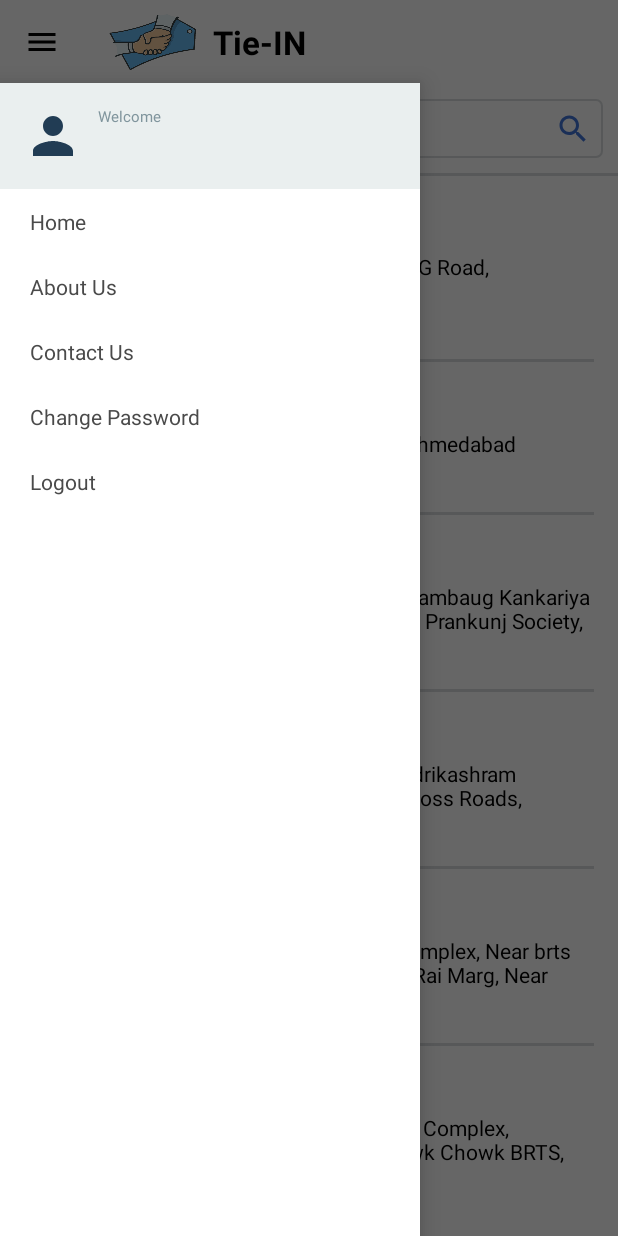
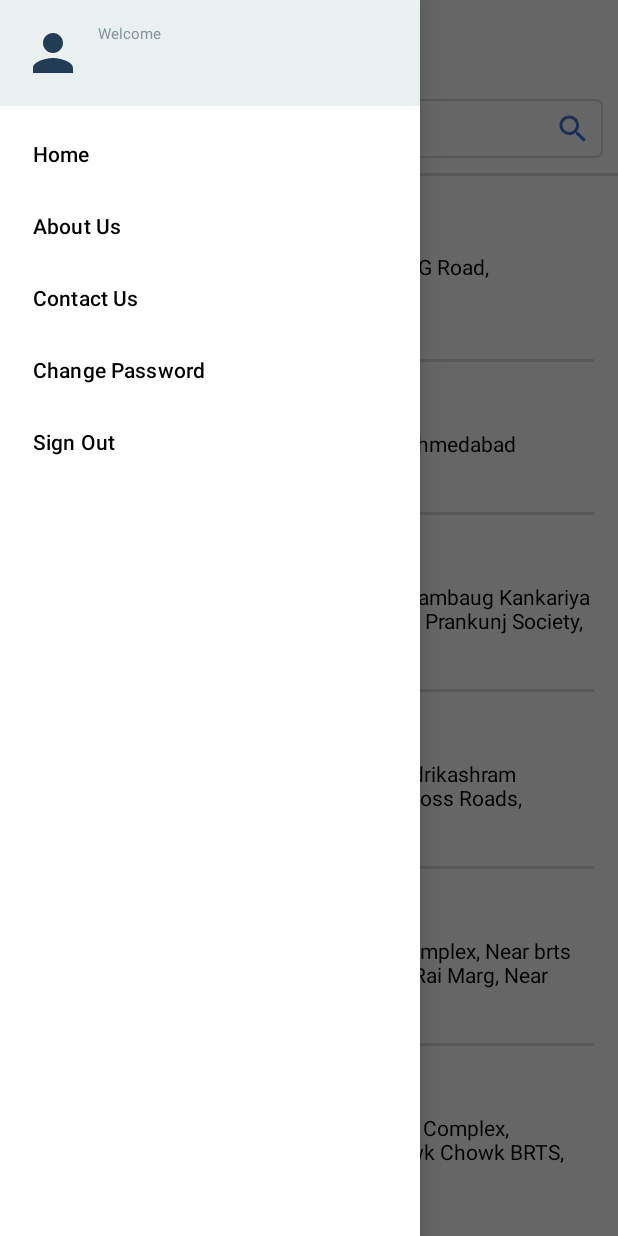
Before and after one commit to honey3199/Tie-IN, an Android app: the HomeActivity screen opened directly, with no data from a screen before it, with the side drawer open, on a phone screen of 412 x 824 dp. Run offline under Robolectric (Android 15) with nearby library versions, the phone set to English and light mode, and no system bars; our stand-ins replace Room's generated code.

Commit message:
ref #1 impl contact Us and nav fix

```diff
--- a/app/build.gradle
+++ b/app/build.gradle
@@ -59,4 +59,9 @@ dependencies {
 
     implementation "androidx.fragment:fragment:$fragment_version"
 
+
+    // Mail Dependency
+    implementation 'com.sun.mail:android-mail:1.6.0'
+    implementation 'com.sun.mail:android-activation:1.6.0'
+
 }
--- a/app/src/main/java/com/example/demo/HomeActivity.java
+++ b/app/src/main/java/com/example/demo/HomeActivity.java
@@ -1,7 +1,9 @@
 package com.example.demo;
 
+import android.content.Intent;
 import android.os.Bundle;
 import android.view.MenuItem;
+import android.view.WindowManager;
 import android.widget.TextView;
 
 import androidx.appcompat.app.ActionBar;
@@ -9,18 +11,17 @@ import androidx.appcompat.app.AppCompatActivity;
 import androidx.appcompat.widget.Toolbar;
 import androidx.core.view.GravityCompat;
 import androidx.drawerlayout.widget.DrawerLayout;
-import androidx.fragment.app.Fragment;
-import androidx.fragment.app.FragmentManager;
 import androidx.fragment.app.FragmentTransaction;
 
-import com.example.demo.navigation.NavigationFragment;
 import com.example.demo.repository.UserRepository;
 import com.example.demo.room.model.User;
 import com.example.demo.storage.LocalStorage;
+import com.example.demo.views.ContactUsFragment;
+import com.example.demo.views.ProfileFragment;
 import com.example.demo.views.SellerListFragment;
 import com.google.android.material.navigation.NavigationView;
 
-public class HomeActivity extends AppCompatActivity implements NavigationFragment.Callbacks {
+public class HomeActivity extends AppCompatActivity {
 
     Toolbar toolbar;
     DrawerLayout drawerLayout;
@@ -34,6 +35,8 @@ public class HomeActivity extends AppCompatActivity implements NavigationFragmen
     protected void onCreate(Bundle savedInstanceState) {
         super.onCreate(savedInstanceState);
         setContentView(R.layout.activity_home);
+        getWindow().setFlags(WindowManager.LayoutParams.FLAG_FULLSCREEN,
+                WindowManager.LayoutParams.FLAG_FULLSCREEN);
 
         localStorage = new LocalStorage(this.getApplication());
         userRepository = new UserRepository(this);
@@ -55,30 +58,44 @@ public class HomeActivity extends AppCompatActivity implements NavigationFragmen
             actionBar.setHomeAsUpIndicator(R.drawable.ic_menu);
         }
 
-        navigationView.setNavigationItemSelectedListener(item -> true);
-
-        NavigationFragment navigationFragment = NavigationFragment.newInstance();
-        FragmentManager fragmentManager = getSupportFragmentManager();
-        fragmentManager.beginTransaction()
-                .add(R.id.navigation_view, navigationFragment)
-                .commit();
-
-        /*navigationHeaderUserName = navigationFragment.getView().findViewById(R.id.tv_name);
-        navigationHeaderUserName.setText(user.getName());*/
-
-        /*ActionBarDrawerToggle actionBarDrawerToggle = new ActionBarDrawerToggle(this, , toolbar, R.string.navigation_drawer_open, R.string.navigation_drawer_close);
-        drawerLayout.addDrawerListener(actionBarDrawerToggle);
-        actionBarDrawerToggle.syncState();*/
-
-        /*FragmentTransaction fragmentTransaction =
-                getSupportFragmentManager().beginTransaction()
-                        .replace(R.id.fragment_container, SellerListFragment.newInstance());
-        fragmentTransaction.commit();*/
+        navigationView.setNavigationItemSelectedListener(item -> {
+            FragmentTransaction fragmentTransaction;
+            switch (item.getItemId()) {
+                case R.id.item_home:
+                    fragmentTransaction = getSupportFragmentManager().beginTransaction()
+                            .replace(R.id.fragment_container, SellerListFragment.newInstance());
+                    fragmentTransaction.commit();
+                    break;
+                case R.id.item_about_us:
+                    fragmentTransaction = getSupportFragmentManager().beginTransaction()
+                            .replace(R.id.fragment_container, ProfileFragment.newInstance());
+                    fragmentTransaction.commit();
+                    break;
+                case R.id.item_contact_us:
+                    fragmentTransaction = getSupportFragmentManager().beginTransaction()
+                            .replace(R.id.fragment_container, ContactUsFragment.newInstance());
+                    fragmentTransaction.commit();
+                    break;
+                case R.id.item_change_password:
+                    Intent i = new Intent(HomeActivity.this, ChangePasswordActivity.class);
+                    startActivity(i);
+                    finish();
+                    break;
+                case R.id.item_sign_out:
+                    localStorage.setPhone("");
+                    localStorage.setPassword("");
+                    Intent intent = new Intent(HomeActivity.this, SignInActivity.class);
+                    startActivity(intent);
+                    finish();
+                    break;
+            }
+            drawerLayout.close();
+            return true;
+        });
     }
 
     @Override
     public boolean onOptionsItemSelected(MenuItem item) {
-        // The action bar home/up action should open or close the drawer.
         switch (item.getItemId()) {
             case android.R.id.home:
                 drawerLayout.openDrawer(GravityCompat.START);
@@ -87,43 +104,4 @@ public class HomeActivity extends AppCompatActivity implements NavigationFragmen
         return super.onOptionsItemSelected(item);
     }
 
-    @Override
-    public void onMasterItemClicked(Fragment fragment) {
-        FragmentTransaction fragmentTransaction = getSupportFragmentManager().beginTransaction()
-                .replace(R.id.fragment_container, fragment);
-        fragmentTransaction.commit();
-    }
-
-    /*@Override
-    public boolean onOptionsItemSelected(@NonNull MenuItem item) {
-        FragmentTransaction fragmentTransaction;
-        switch (item.getItemId()) {
-            case R.id.item_home:
-                fragmentTransaction = getSupportFragmentManager().beginTransaction()
-                        .replace(R.id.fragment_container, SellerListFragment.newInstance());
-                fragmentTransaction.commit();
-                return true;
-            case R.id.item_profile:
-                fragmentTransaction = getSupportFragmentManager().beginTransaction()
-                        .replace(R.id.fragment_container, SellerListFragment.newInstance());
-                fragmentTransaction.commit();
-                return true;
-            case R.id.item_about_us:
-                fragmentTransaction = getSupportFragmentManager().beginTransaction()
-                        .replace(R.id.fragment_container, SellerListFragment.newInstance());
-                fragmentTransaction.commit();
-                return true;
-            case R.id.item_contact_us:
-                fragmentTransaction = getSupportFragmentManager().beginTransaction()
-                        .replace(R.id.fragment_container, SellerListFragment.newInstance());
-                fragmentTransaction.commit();
-                return true;
-            case R.id.item_logout:
-                Intent i = new Intent(HomeActivity.this, SingInActivity.class);
-                startActivity(i);
-                finish();
-                return true;
-        }
-        return false;
-    }*/
 }
--- a/app/src/main/java/com/example/demo/SignInActivity.java
+++ b/app/src/main/java/com/example/demo/SignInActivity.java
@@ -4,6 +4,7 @@ import androidx.appcompat.app.AppCompatActivity;
 
 import android.content.Intent;
 import android.os.Bundle;
+import android.view.WindowManager;
 import android.widget.Button;
 import android.widget.EditText;
 import android.widget.TextView;
@@ -25,6 +26,8 @@ public class SignInActivity extends AppCompatActivity {
     protected void onCreate(Bundle savedInstanceState) {
         super.onCreate(savedInstanceState);
         setContentView(R.layout.activity_sign_in);
+        getWindow().setFlags(WindowManager.LayoutParams.FLAG_FULLSCREEN,
+                WindowManager.LayoutParams.FLAG_FULLSCREEN);
 
         btnSignIn = findViewById(R.id.btn_change_password);
         tvClickToSignUp = findViewById(R.id.tv_click_to_signup);
--- a/app/src/main/java/com/example/demo/SignUpActivity.java
+++ b/app/src/main/java/com/example/demo/SignUpActivity.java
@@ -4,6 +4,7 @@ import android.content.Intent;
 import android.os.Bundle;
 import android.text.TextUtils;
 import android.view.View;
+import android.view.WindowManager;
 import android.widget.Button;
 import android.widget.EditText;
 import android.widget.TextView;
@@ -32,6 +33,9 @@ public class SignUpActivity extends AppCompatActivity {
     @Override
     protected void onCreate(Bundle savedInstanceState) {
         super.onCreate(savedInstanceState);
+        getWindow().setFlags(WindowManager.LayoutParams.FLAG_FULLSCREEN,
+                WindowManager.LayoutParams.FLAG_FULLSCREEN);
+
         setContentView(R.layout.activity_sign_up);
         mAuth = FirebaseAuth.getInstance();
         userRepository = new UserRepository(this);
--- a/app/src/main/java/com/example/demo/SplashActivity.java
+++ b/app/src/main/java/com/example/demo/SplashActivity.java
@@ -4,6 +4,7 @@ import android.content.Intent;
 import android.media.Image;
 import android.os.Bundle;
 import android.os.Handler;
+import android.view.WindowManager;
 
 import androidx.appcompat.app.AppCompatActivity;
 
@@ -27,6 +28,9 @@ public class SplashActivity extends AppCompatActivity {
     protected void onCreate(Bundle savedInstanceState) {
         super.onCreate(savedInstanceState);
         setContentView(R.layout.activity_splash);
+        getWindow().setFlags(WindowManager.LayoutParams.FLAG_FULLSCREEN,
+                WindowManager.LayoutParams.FLAG_FULLSCREEN);
+
         localStorage = new LocalStorage(this.getApplication());
         vendorRepository = new VendorRepository(this);
         userRepository = new UserRepository(this);
--- a/app/src/main/java/com/example/demo/navigation/NavigationFragment.java
+++ /dev/null
@@ -1,83 +0,0 @@
-package com.example.demo.navigation;
-
-
-import android.content.Intent;
-import android.os.Bundle;
-import android.view.LayoutInflater;
-import android.view.View;
-import android.view.ViewGroup;
-import android.widget.TextView;
-
-import androidx.fragment.app.Fragment;
-import androidx.fragment.app.FragmentTransaction;
-
-import com.example.demo.R;
-import com.example.demo.SignInActivity;
-import com.example.demo.views.ProfileFragment;
-
-
-public class NavigationFragment extends Fragment {
-
-    private Callbacks callbacks;
-
-    public interface Callbacks {
-        void onMasterItemClicked(Fragment fragment);
-    }
-
-    TextView tvHome, tvAboutUs, tvContactUs, tvChangePassword, tvLogout;
-
-    public static NavigationFragment newInstance() {
-        return new NavigationFragment();
-    }
-
-    @Override
-    public View onCreateView(LayoutInflater inflater, ViewGroup container,
-                             Bundle savedInstanceState) {
-        View view = inflater.inflate(R.layout.navigation_drawer, container, false);
-        tvHome = view.findViewById(R.id.tv_home);
-        tvAboutUs = view.findViewById(R.id.tv_about_us);
-        tvContactUs = view.findViewById(R.id.tv_contact_us);
-        tvChangePassword = view.findViewById(R.id.tv_change_password);
-        tvLogout = view.findViewById(R.id.tv_sign_out);
-
-        view.findViewById(R.id.navigation_header).setOnClickListener(v -> {
-            callbacks.onMasterItemClicked(ProfileFragment.newInstance());
-            /*FragmentTransaction fragmentTransaction = requireActivity().getSupportFragmentManager().beginTransaction()
-                    .replace(R.id.fragment_container, ProfileFragment.newInstance());
-            fragmentTransaction.commit();*/
-        });
-
-        tvHome.setOnClickListener(v -> {
-            callbacks.onMasterItemClicked(ProfileFragment.newInstance());
-            /*FragmentTransaction fragmentTransaction = requireActivity().getSupportFragmentManager().beginTransaction()
-                    .replace(R.id.fragment_container, SellerListFragment.newInstance());
-            fragmentTransaction.commit();*/
-        });
-
-        tvAboutUs.setOnClickListener(v -> {
-            FragmentTransaction fragmentTransaction = requireActivity().getSupportFragmentManager().beginTransaction()
-                    .replace(R.id.fragment_container, ProfileFragment.newInstance());
-            fragmentTransaction.commit();
-        });
-
-        tvContactUs.setOnClickListener(v -> {
-            FragmentTransaction fragmentTransaction = requireActivity().getSupportFragmentManager().beginTransaction()
-                    .replace(R.id.fragment_container, ProfileFragment.newInstance());
-            fragmentTransaction.commit();
-        });
-
-        tvChangePassword.setOnClickListener(v -> {
-            FragmentTransaction fragmentTransaction = requireActivity().getSupportFragmentManager().beginTransaction()
-                    .replace(R.id.fragment_container, ProfileFragment.newInstance());
-            fragmentTransaction.commit();
-        });
-
-        tvLogout.setOnClickListener(v -> {
-            Intent i = new Intent(requireActivity(), SignInActivity.class);
-            startActivity(i);
-            requireActivity().finish();
-        });
-
-        return view;
-    }
-}
--- a/app/src/main/res/layout/activity_home.xml
+++ b/app/src/main/res/layout/activity_home.xml
@@ -9,15 +9,6 @@
     android:fitsSystemWindows="true"
     tools:context=".HomeActivity"
     tools:openDrawer="start">
-
-    <com.google.android.material.navigation.NavigationView
-        android:id="@+id/navigation_view"
-        android:layout_width="wrap_content"
-        android:layout_height="match_parent"
-        android:layout_gravity="start"
-        android:layout_marginTop="55dp"
-        app:layout_constraintStart_toStartOf="parent"
-        app:layout_constraintTop_toTopOf="parent" />
 
     <androidx.constraintlayout.widget.ConstraintLayout
         android:layout_width="match_parent"
@@ -49,4 +40,14 @@
             app:layout_constraintTop_toBottomOf="@id/toolbar" />
 
     </androidx.constraintlayout.widget.ConstraintLayout>
+
+    <com.google.android.material.navigation.NavigationView
+        android:id="@+id/navigation_view"
+        android:layout_width="wrap_content"
+        android:layout_height="match_parent"
+        android:layout_gravity="start"
+        app:headerLayout="@layout/navigation_drawer_header"
+        app:menu="@menu/menu_items"
+        app:layout_constraintStart_toStartOf="parent"
+        app:layout_constraintTop_toTopOf="parent" />
 </androidx.drawerlayout.widget.DrawerLayout>
--- a/app/src/main/res/layout/navigation_drawer.xml
+++ /dev/null
@@ -1,95 +0,0 @@
-<?xml version="1.0" encoding="utf-8"?>
-<androidx.constraintlayout.widget.ConstraintLayout xmlns:android="http://schemas.android.com/apk/res/android"
-    xmlns:app="http://schemas.android.com/apk/res-auto"
-    android:layout_width="match_parent"
-    android:layout_height="match_parent"
-    android:background="@color/white">
-
-    <TextView
-        android:id="@+id/tv_sign_out"
-        android:layout_width="0dp"
-        android:layout_height="wrap_content"
-        android:layout_marginEnd="8dp"
-        android:layout_marginRight="8dp"
-        android:paddingLeft="20dp"
-        android:paddingTop="12dp"
-        android:paddingBottom="12dp"
-        android:text="@string/sign_out"
-        android:textColor="@color/navigationItemsTextColor"
-        android:visibility="visible"
-        app:layout_constraintEnd_toEndOf="parent"
-        app:layout_constraintStart_toStartOf="parent"
-        app:layout_constraintTop_toBottomOf="@+id/tv_change_password" />
-
-    <TextView
-        android:id="@+id/tv_change_password"
-        android:layout_width="0dp"
-        android:layout_height="wrap_content"
-        android:layout_marginEnd="8dp"
-        android:layout_marginRight="8dp"
-        android:paddingLeft="20dp"
-        android:paddingTop="12dp"
-        android:paddingBottom="12dp"
-        android:text="@string/change_password"
-        android:textColor="@color/navigationItemsTextColor"
-        app:layout_constraintEnd_toEndOf="parent"
-        app:layout_constraintStart_toStartOf="parent"
-        app:layout_constraintTop_toBottomOf="@+id/tv_contact_us" />
-
-    <TextView
-        android:id="@+id/tv_contact_us"
-        android:layout_width="0dp"
-        android:layout_height="wrap_content"
-        android:layout_marginEnd="8dp"
-        android:layout_marginRight="8dp"
-        android:paddingLeft="20dp"
-        android:paddingTop="12dp"
-        android:paddingBottom="12dp"
-        android:text="Contact Us"
-        android:textColor="@color/navigationItemsTextColor"
-        app:layout_constraintEnd_toEndOf="parent"
-        app:layout_constraintStart_toStartOf="parent"
-        app:layout_constraintTop_toBottomOf="@+id/tv_about_us" />
-
-    <TextView
-        android:id="@+id/tv_about_us"
-        android:layout_width="0dp"
-        android:layout_height="wrap_content"
-        android:layout_marginEnd="8dp"
-        android:layout_marginRight="8dp"
-        android:paddingLeft="20dp"
-        android:paddingTop="12dp"
-        android:paddingBottom="12dp"
-        android:text="About Us"
-        android:textColor="@color/navigationItemsTextColor"
-        android:visibility="visible"
-        app:layout_constraintEnd_toEndOf="parent"
-        app:layout_constraintStart_toStartOf="parent"
-        app:layout_constraintTop_toBottomOf="@+id/tv_home" />
-
-    <TextView
-        android:id="@+id/tv_home"
-        android:layout_width="0dp"
-        android:layout_height="wrap_content"
-        android:layout_marginEnd="8dp"
-        android:layout_marginRight="8dp"
-        android:paddingLeft="20dp"
-        android:paddingTop="12dp"
-        android:paddingBottom="12dp"
-        android:text="Home"
-        android:textColor="@color/navigationItemsTextColor"
-        android:visibility="visible"
-        app:layout_constraintEnd_toEndOf="parent"
-        app:layout_constraintStart_toStartOf="parent"
-        app:layout_constraintTop_toBottomOf="@+id/navigation_header" />
-
-    <include
-        android:id="@+id/navigation_header"
-        layout="@layout/navigation_drawer_header"
-        android:layout_width="0dp"
-        android:layout_height="wrap_content"
-        app:layout_constraintEnd_toEndOf="parent"
-        app:layout_constraintStart_toStartOf="parent"
-        app:layout_constraintTop_toTopOf="parent" />
-
-</androidx.constraintlayout.widget.ConstraintLayout>
--- /dev/null
+++ b/app/src/main/res/menu/menu_items.xml
@@ -0,0 +1,18 @@
+<?xml version="1.0" encoding="utf-8"?>
+<menu xmlns:android="http://schemas.android.com/apk/res/android">
+    <item
+        android:id="@+id/item_home"
+        android:title="Home" />
+    <item
+        android:id="@+id/item_about_us"
+        android:title="About Us" />
+    <item
+        android:id="@+id/item_contact_us"
+        android:title="Contact Us" />
+    <item
+        android:id="@+id/item_change_password"
+        android:title="Change Password" />
+    <item
+        android:id="@+id/item_sign_out"
+        android:title="Sign Out" />
+</menu>
```
Also changed, not shown: app/src/main/java/com/example/demo/ChangePasswordActivity.java (+21 -2 lines), app/src/main/java/com/example/demo/views/ContactUsFragment.java (added, +119 -0 lines), app/src/main/res/layout/fragment_contact_us.xml (added, +84 -0 lines).
